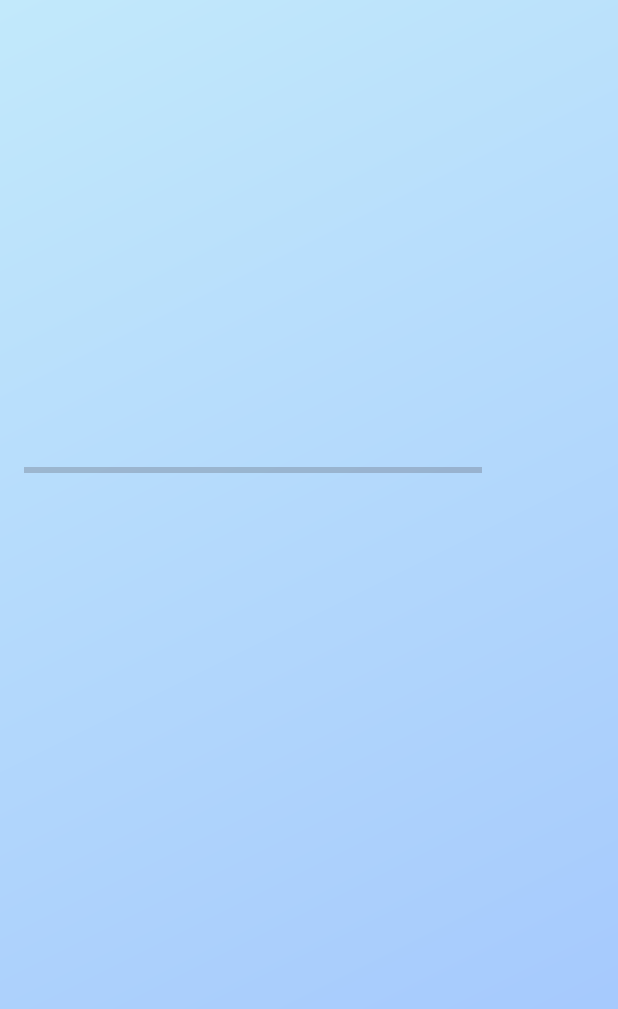
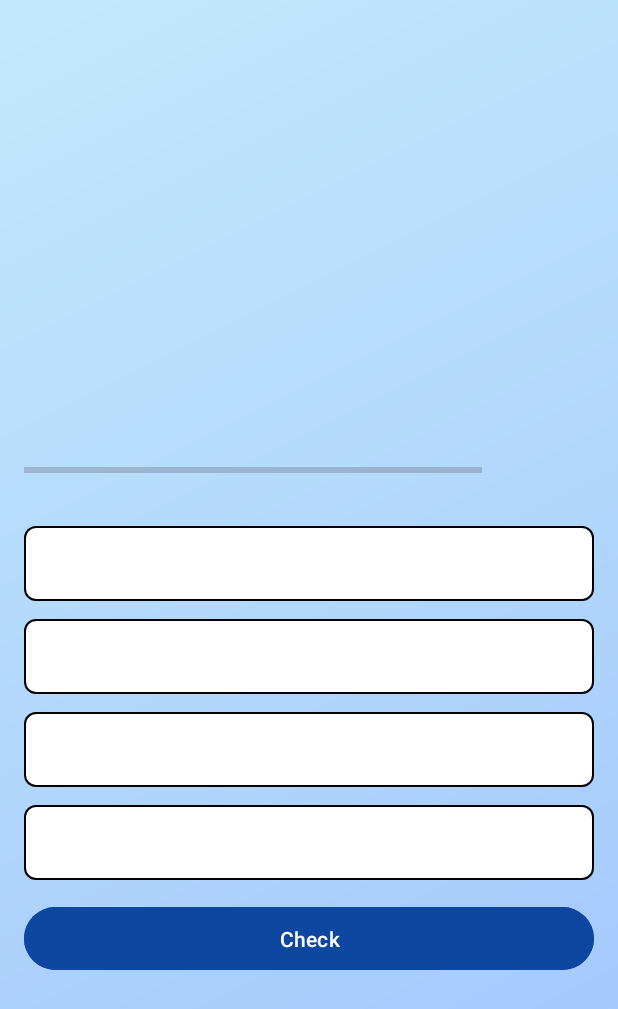
Before and after one commit to SufiaSimjee/Quiz-App, an Android app: the Question screen opened directly, with no data from a screen before it, on a phone screen of 412 x 824 dp. Shown: the top 1009 px of the screen. Run offline under Robolectric (Android 15) with nearby library versions, the phone set to English and light mode, and no system bars.

Commit message:
Textview option , button and drawable

```diff
--- /dev/null
+++ b/app/src/main/res/drawable/border_default_option.xml
@@ -0,0 +1,11 @@
+<?xml version="1.0" encoding="utf-8"?>
+<shape android:shape = "rectangle" xmlns:android="http://schemas.android.com/apk/res/android">
+
+    <stroke android:width="1dp"
+        android:color="@color/black"/>
+
+    <solid android:color="#FFFFFF" />
+
+    <corners android:radius="7dp"/>
+
+</shape>
--- a/app/src/main/res/layout/activity_question.xml
+++ b/app/src/main/res/layout/activity_question.xml
@@ -68,6 +68,63 @@
 
         </LinearLayout>
 
+        <TextView
+            android:id="@+id/text_view_option_one"
+            android:layout_width="match_parent"
+            android:layout_height="wrap_content"
+            android:textStyle="normal"
+            android:layout_marginTop="12dp"
+            android:textSize="20sp"
+            android:gravity="center"
+            android:minHeight="50dp"
+            android:background = "@drawable/border_default_option"
+            tools:text = "Option 1"/>
+
+        <TextView
+            android:id="@+id/text_view_option_two"
+            android:layout_width="match_parent"
+            android:layout_height="wrap_content"
+            android:textStyle="normal"
+            android:layout_marginTop="12dp"
+            android:textSize="20sp"
+            android:gravity="center"
+            android:minHeight="50dp"
+            android:background = "@drawable/border_default_option"
+            tools:text = "Option 2"/>
+
+        <TextView
+            android:id="@+id/text_view_option_three"
+            android:layout_width="match_parent"
+            android:layout_height="wrap_content"
+            android:textStyle="normal"
+            android:layout_marginTop="12dp"
+            android:textSize="20sp"
+            android:gravity="center"
+            android:minHeight="50dp"
+            android:background = "@drawable/border_default_option"
+            tools:text = "Option 3"/>
+
+        <TextView
+            android:id="@+id/text_view_option_four"
+            android:layout_width="match_parent"
+            android:layout_height="wrap_content"
+            android:textStyle="normal"
+            android:layout_marginTop="12dp"
+            android:textSize="20sp"
+            android:gravity="center"
+            android:minHeight="50dp"
+            android:background = "@drawable/border_default_option"
+            tools:text = "Option 4"/>
+
+        <Button
+            android:id="@+id/button_check"
+            android:layout_marginTop="14dp"
+            android:layout_width="match_parent"
+            android:layout_height="wrap_content"
+            android:text="Check"
+            android:minHeight="50dp"
+            android:backgroundTint="#0D47A1"
+            />
     </LinearLayout>
 
 </androidx.core.widget.NestedScrollView>
```
